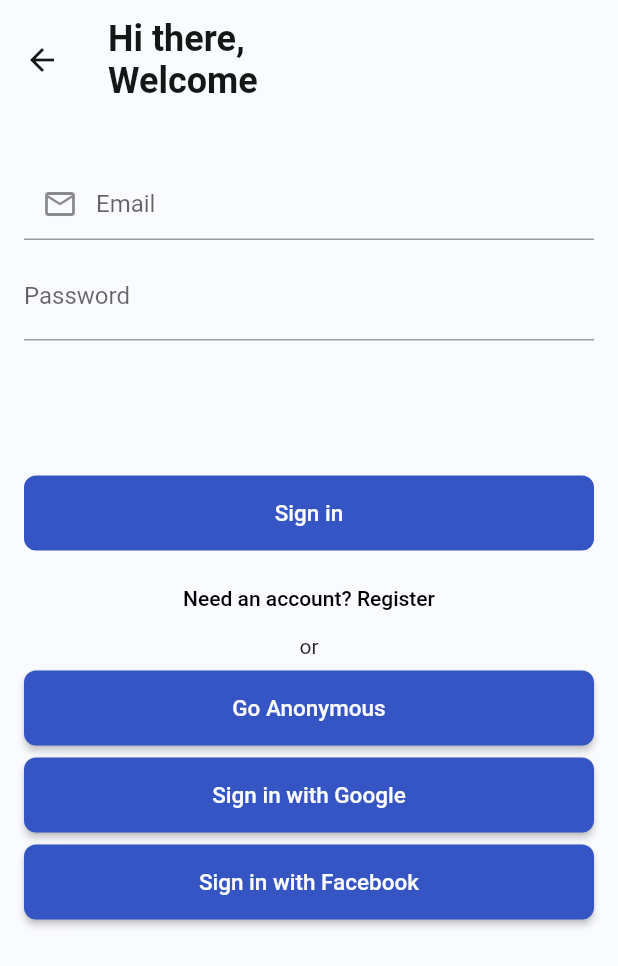
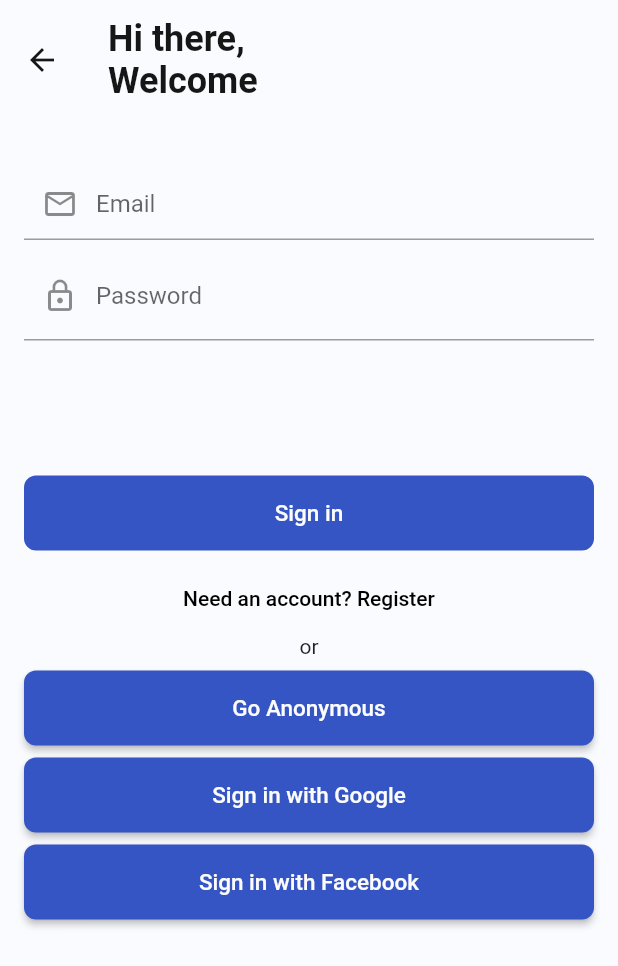
Before and after one commit to syncier/la_isla_bonita_ui, a Flutter app: the SignInPage screen opened directly with empty values, on a phone screen of 412 x 824 dp. Shown: the top 966 px of the screen. Run offline on Flutter 3.47's test engine with Material 2 defaults, Android fonts, the phone set to English and light mode, and no system bars; our stand-ins replace bloc, equatable, firebase_auth, firebase_core, flutter_bloc, google_sign_in and 2 more; missing offline and left inert: flutter_facebook_auth; accounts and stored records are empty; network calls fail.

Commit message:
[IP-38]: add icon to password input

```diff
--- a/lib/app/sign_in/email_sign_in_form.dart
+++ b/lib/app/sign_in/email_sign_in_form.dart
@@ -100,6 +100,7 @@ class _EmailSignInFormState extends State<EmailSignInForm> {
       controller: _passwordController,
       focusNode: _passwordFocusNode,
       decoration: InputDecoration(
+        prefixIcon: Icon(Icons.lock_outline),
         labelText: 'Password',
         errorText: model.passwordErrorText,
         enabled: model.isLoading == false,
```
